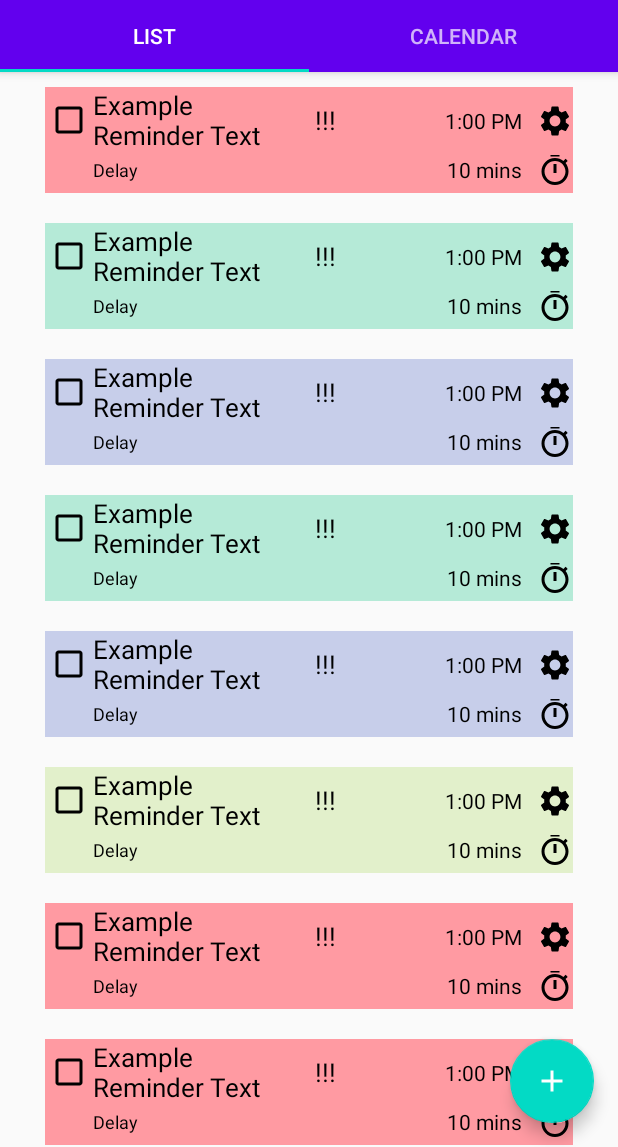
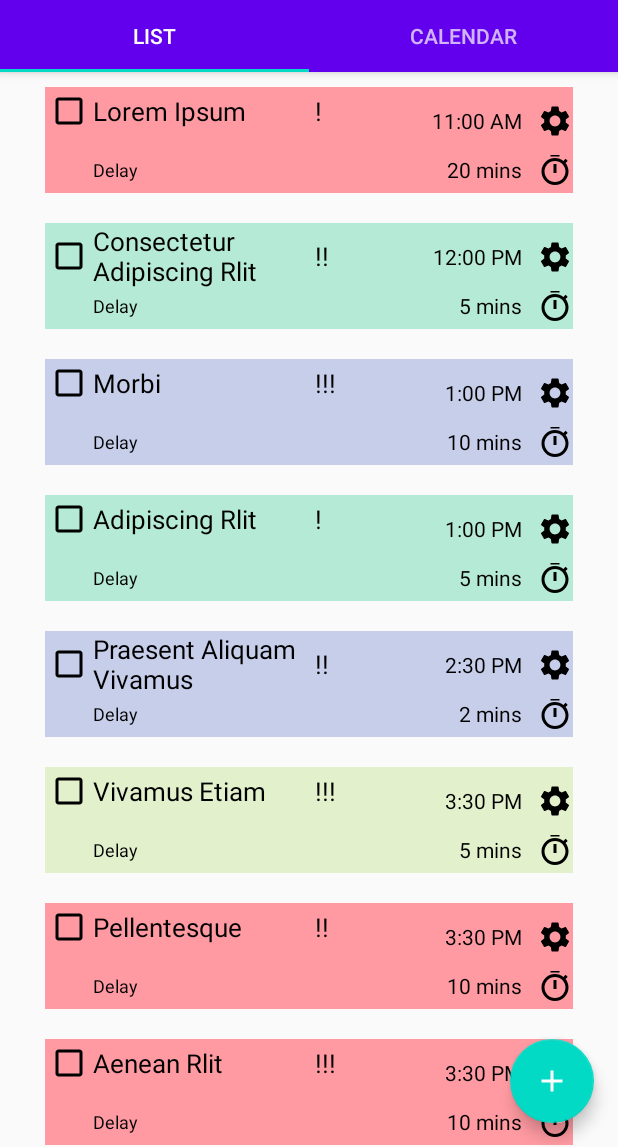
Before and after one commit to GNG2101-Group12/Multi-Reminder-App, an Android app: the screen it shows after launch (MainActivity), on a phone screen of 412 x 824 dp, the part 89-1236 px from its top. Run offline under Robolectric (Android 15) with nearby library versions, the phone set to English and light mode, and no system bars; 1 statement that could not run was skipped.

Commit message:
Add attributes for all parts of reminder

```diff
--- a/app/src/main/java/gng2101_2020/group12/multireminder/ui/main/ReminderPreviewElementView.java
+++ b/app/src/main/java/gng2101_2020/group12/multireminder/ui/main/ReminderPreviewElementView.java
@@ -6,7 +6,11 @@ import android.graphics.Color;
 import android.util.AttributeSet;
 import android.view.LayoutInflater;
 import android.view.View;
+import android.widget.CheckBox;
 import android.widget.LinearLayout;
+import android.widget.TextView;
+
+import org.w3c.dom.Text;
 
 import gng2101_2020.group12.multireminder.R;
 
@@ -25,11 +29,47 @@ public class ReminderPreviewElementView extends LinearLayout {
         inflater.inflate(R.layout.reminder_view_element, this);
 
         String colorString = a.getString(R.styleable.ReminderPreviewElementView_color);
-        System.out.println(colorString);
         if (colorString != null) {
             int color = Color.parseColor(colorString);
             LinearLayout layout = findViewById(R.id.rootLayout);
             layout.setBackgroundColor(color);
         }
+
+        String reminderText = a.getString(R.styleable.ReminderPreviewElementView_reminderText);
+        if (reminderText != null) {
+            CheckBox layout = findViewById(R.id.enableReminder);
+            layout.setText(reminderText);
+        }
+
+        int priority = a.getInt(R.styleable.ReminderPreviewElementView_priority, 3);
+        TextView priorityTextView = findViewById(R.id.reminderPriority);
+        priorityTextView.setText(getPriorityString(priority));
+
+        String reminderTime = a.getString(R.styleable.ReminderPreviewElementView_reminderTime);
+        if (reminderTime != null) {
+            TextView layout = findViewById(R.id.reminderTime);
+            layout.setText(reminderTime);
+        }
+
+        String delayTime = a.getString(R.styleable.ReminderPreviewElementView_delayTime);
+        if (delayTime != null) {
+            TextView layout = findViewById(R.id.delayTime);
+            layout.setText(delayTime);
+        }
+    }
+
+    public String getPriorityString(int priority) {
+        switch (priority) {
+            case 0:
+                return "";
+            case 1:
+                return "!";
+            case 2:
+                return "!!";
+            case 3:
+                return "!!!";
+            default:
+                return "";
+        }
     }
 }
--- a/app/src/main/res/layout/list_fragment.xml
+++ b/app/src/main/res/layout/list_fragment.xml
@@ -13,40 +13,69 @@
         <gng2101_2020.group12.multireminder.ui.main.ReminderPreviewElementView
             android:layout_width="wrap_content"
             android:layout_height="wrap_content"
-            custom:color="#FF9AA2" />
+            custom:color="#FF9AA2"
+            custom:reminderText="Lorem Ipsum"
+            custom:priority="1"
+            custom:reminderTime="11:00 AM"
+            custom:delayTime="20 mins" />
 
         <gng2101_2020.group12.multireminder.ui.main.ReminderPreviewElementView
             android:layout_width="wrap_content"
             android:layout_height="wrap_content"
-            custom:color="#B5EAD7"/>
-
-        <gng2101_2020.group12.multireminder.ui.main.ReminderPreviewElementView
-            android:layout_width="wrap_content"
-            android:layout_height="wrap_content" />
+            custom:color="#B5EAD7"
+            custom:reminderText="Consectetur Adipiscing Rlit"
+            custom:priority="2"
+            custom:reminderTime="12:00 PM"
+            custom:delayTime="5 mins" />
 
         <gng2101_2020.group12.multireminder.ui.main.ReminderPreviewElementView
             android:layout_width="wrap_content"
             android:layout_height="wrap_content"
-            custom:color="#B5EAD7"/>
-
-        <gng2101_2020.group12.multireminder.ui.main.ReminderPreviewElementView
-            android:layout_width="wrap_content"
-            android:layout_height="wrap_content"/>
+            custom:reminderText="Morbi" />
 
         <gng2101_2020.group12.multireminder.ui.main.ReminderPreviewElementView
             android:layout_width="wrap_content"
             android:layout_height="wrap_content"
-            custom:color="#E2F0CB"/>
+            custom:color="#B5EAD7"
+            custom:reminderText="Adipiscing Rlit"
+            custom:priority="1"
+            custom:reminderTime="1:00 PM"
+            custom:delayTime="5 mins" />
 
         <gng2101_2020.group12.multireminder.ui.main.ReminderPreviewElementView
             android:layout_width="wrap_content"
             android:layout_height="wrap_content"
-            custom:color="#FF9AA2"/>
+            custom:reminderText="Praesent Aliquam Vivamus"
+            custom:priority="2"
+            custom:reminderTime="2:30 PM"
+            custom:delayTime="2 mins" />
 
         <gng2101_2020.group12.multireminder.ui.main.ReminderPreviewElementView
             android:layout_width="wrap_content"
             android:layout_height="wrap_content"
-            custom:color="#FF9AA2"/>
+            custom:color="#E2F0CB"
+            custom:reminderText="Vivamus Etiam "
+            custom:priority="3"
+            custom:reminderTime="3:30 PM"
+            custom:delayTime="5 mins" />
+
+        <gng2101_2020.group12.multireminder.ui.main.ReminderPreviewElementView
+            android:layout_width="wrap_content"
+            android:layout_height="wrap_content"
+            custom:color="#FF9AA2"
+            custom:reminderText="Pellentesque"
+            custom:priority="2"
+            custom:reminderTime="3:30 PM"
+            custom:delayTime="10 mins" />
+
+        <gng2101_2020.group12.multireminder.ui.main.ReminderPreviewElementView
+            android:layout_width="wrap_content"
+            android:layout_height="wrap_content"
+            custom:color="#FF9AA2"
+            custom:reminderText="Aenean Rlit"
+            custom:priority="3"
+            custom:reminderTime="3:30 PM"
+            custom:delayTime="10 mins" />
 
     </LinearLayout>
 
--- a/app/src/main/res/values/attrs.xml
+++ b/app/src/main/res/values/attrs.xml
@@ -2,5 +2,10 @@
 <resources>
     <declare-styleable name="ReminderPreviewElementView">
         <attr name="color" format="color" />
+
+        <attr name="reminderText" format="string" />
+        <attr name="priority" format="integer" />
+        <attr name="reminderTime" format="string" />
+        <attr name="delayTime" format="string" />
     </declare-styleable>
 </resources>
```
